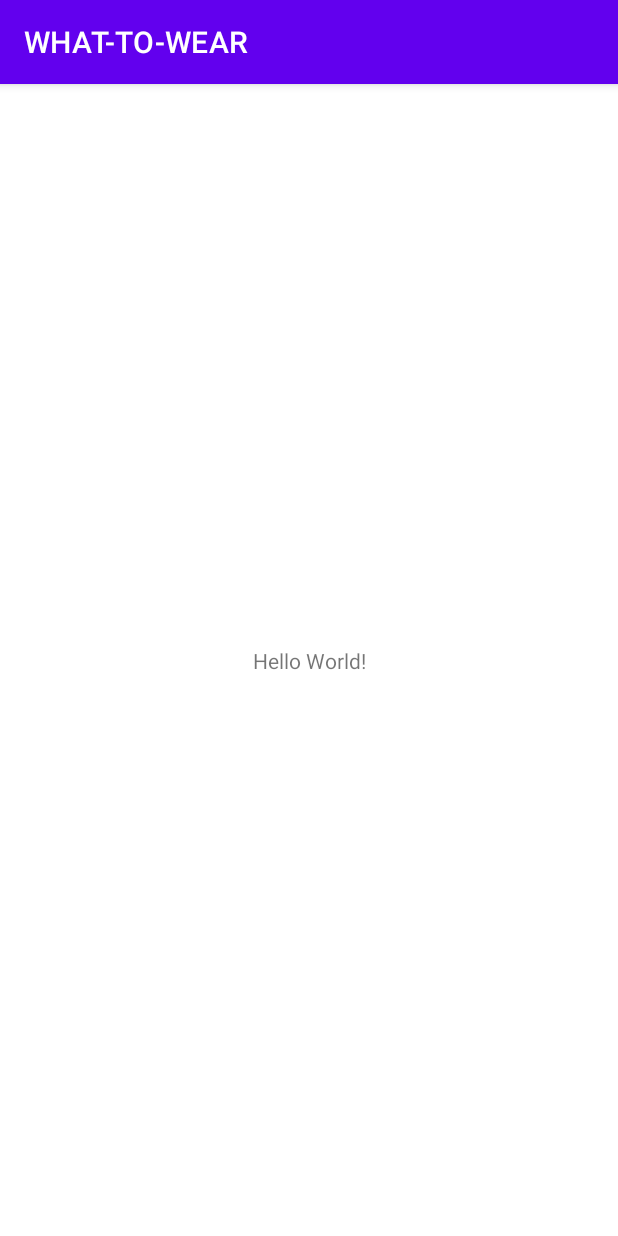
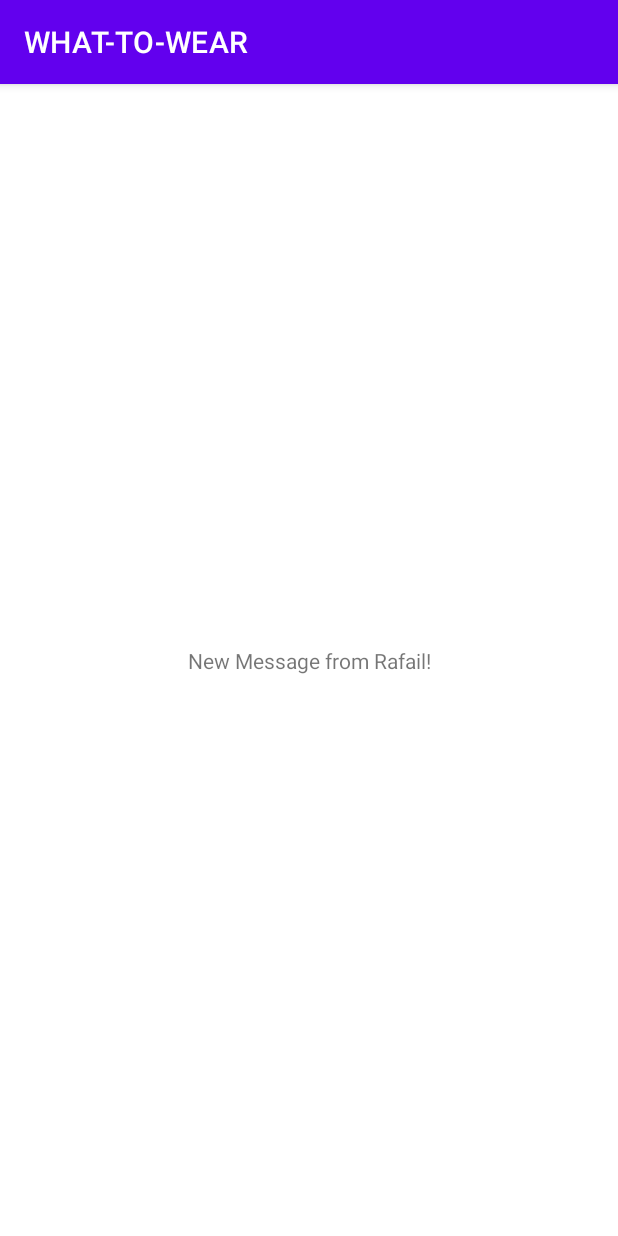
Before and after one commit to ETS-Android1/WHAT-TO-WEAR, an Android app: the screen it shows after launch (MainActivity), on a phone screen of 412 x 824 dp. Run offline under Robolectric (Android 15) with nearby library versions, the phone set to English and light mode, and no system bars.

Commit message:
changed the message
Signed-off-by: Rafail Loizou <r4fail.loizou@gmail.com>

```diff
--- a/app/src/main/res/layout/activity_main.xml
+++ b/app/src/main/res/layout/activity_main.xml
@@ -9,7 +9,7 @@
     <TextView
         android:layout_width="wrap_content"
         android:layout_height="wrap_content"
-        android:text="Hello World!"
+        android:text="New Message from Rafail!"
         app:layout_constraintBottom_toBottomOf="parent"
         app:layout_constraintLeft_toLeftOf="parent"
         app:layout_constraintRight_toRightOf="parent"
```
